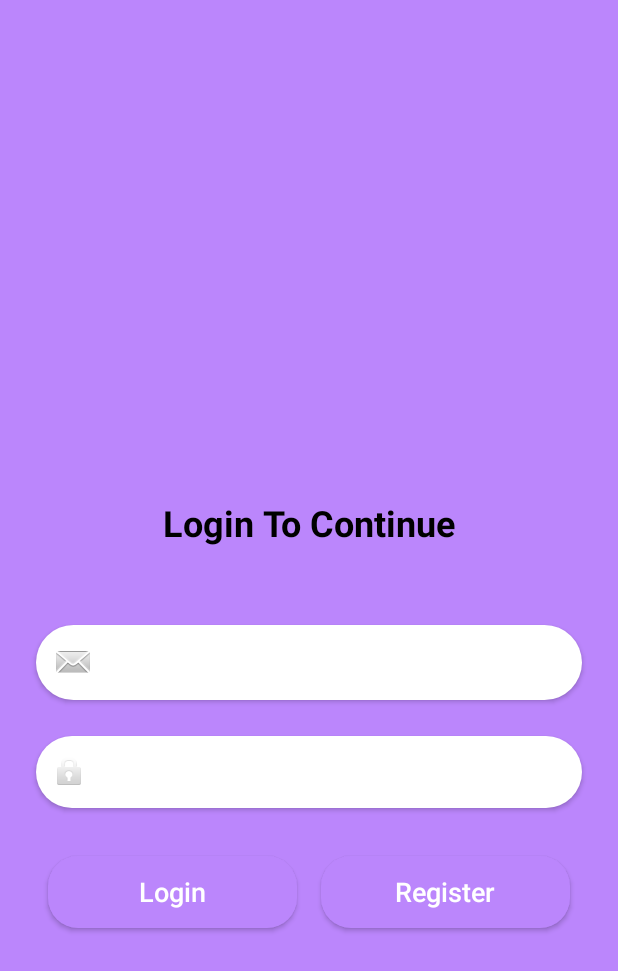
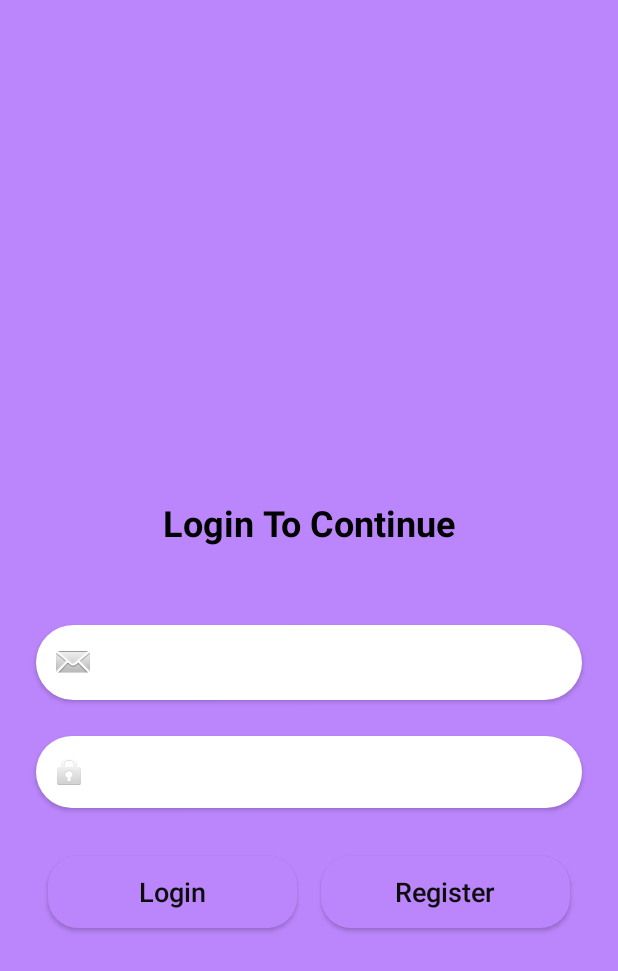
Before and after one commit to akshaymagar2003/Donate, an Android app: the screen it shows after launch (MainActivity), on a phone screen of 412 x 824 dp. Shown: the top 971 px of the screen. Run offline under Robolectric (Android 15) with nearby library versions, the phone set to English and light mode, and no system bars; our stand-ins replace Firebase (no records; nobody signed in at launch, a user with empty details on screens opened directly).

Commit message:
Sign SignIn issue solved

```diff
--- a/app/src/main/res/layout/activity_main.xml
+++ b/app/src/main/res/layout/activity_main.xml
@@ -14,10 +14,11 @@
         android:layout_marginStart="32dp"
         android:layout_marginTop="32dp"
         android:layout_marginEnd="8dp"
+        android:background="@drawable/custom_button"
         android:text="Login"
+        android:textAllCaps="false"
+        android:textColor="#0D0D0D"
         android:textSize="18sp"
-        android:background="@drawable/custom_button"
-        android:textAllCaps="false"
         app:layout_constraintEnd_toStartOf="@+id/Register"
         app:layout_constraintHorizontal_bias="0.5"
         app:layout_constraintStart_toStartOf="parent"
@@ -29,10 +30,11 @@
         android:layout_height="wrap_content"
         android:layout_marginStart="8dp"
         android:layout_marginEnd="32dp"
+        android:background="@drawable/custom_button"
         android:text="Register"
+        android:textAllCaps="false"
+        android:textColor="#0D0D0D"
         android:textSize="18sp"
-        android:background="@drawable/custom_button"
-        android:textAllCaps="false"
         app:layout_constraintBottom_toBottomOf="@+id/Login"
         app:layout_constraintEnd_toEndOf="parent"
         app:layout_constraintHorizontal_bias="0.5"
@@ -54,6 +56,7 @@
         android:hint="Password"
         android:inputType="textPassword"
         android:padding="10dp"
+        android:textColor="#070707"
         app:layout_constraintEnd_toEndOf="parent"
         app:layout_constraintStart_toStartOf="parent"
         app:layout_constraintTop_toBottomOf="@+id/Email" />
@@ -88,6 +91,7 @@
         android:hint="Email"
         android:inputType="textEmailAddress"
         android:padding="10dp"
+        android:textColor="#070707"
         app:layout_constraintEnd_toEndOf="parent"
         app:layout_constraintHorizontal_bias="0.0"
         app:layout_constraintStart_toStartOf="parent"
```
